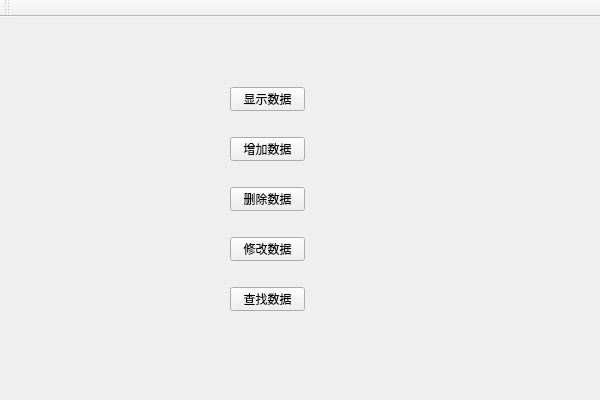
Qt form DataTable/MainWidgets.ui (chenzengguang520/DataTable) before a commit.
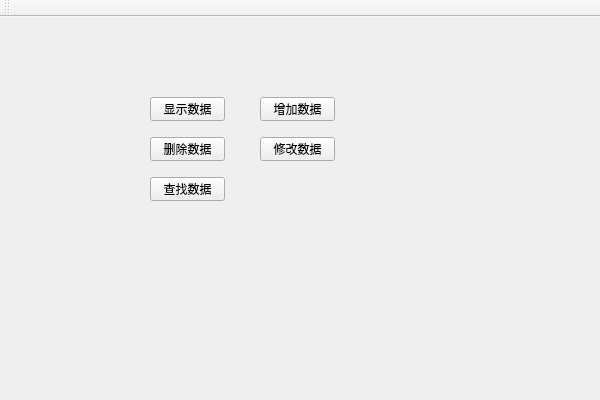
The same form after that commit.

Patch:
```diff
--- a/DataTable/MainWidgets.ui
+++ b/DataTable/MainWidgets.ui
@@ -26,8 +26,8 @@
     <widget class="QPushButton" name="showBtn">
      <property name="geometry">
       <rect>
-       <x>130</x>
-       <y>40</y>
+       <x>50</x>
+       <y>50</y>
        <width>75</width>
        <height>24</height>
       </rect>
@@ -39,8 +39,8 @@
     <widget class="QPushButton" name="addBtn">
      <property name="geometry">
       <rect>
-       <x>130</x>
-       <y>90</y>
+       <x>160</x>
+       <y>50</y>
        <width>75</width>
        <height>24</height>
       </rect>
@@ -52,8 +52,8 @@
     <widget class="QPushButton" name="delBtn">
      <property name="geometry">
       <rect>
-       <x>130</x>
-       <y>140</y>
+       <x>50</x>
+       <y>90</y>
        <width>75</width>
        <height>24</height>
       </rect>
@@ -65,8 +65,8 @@
     <widget class="QPushButton" name="modBtn">
      <property name="geometry">
       <rect>
-       <x>130</x>
-       <y>190</y>
+       <x>160</x>
+       <y>90</y>
        <width>75</width>
        <height>24</height>
       </rect>
@@ -78,8 +78,8 @@
     <widget class="QPushButton" name="findBtn">
      <property name="geometry">
       <rect>
-       <x>130</x>
-       <y>240</y>
+       <x>50</x>
+       <y>130</y>
        <width>75</width>
        <height>24</height>
       </rect>
```
